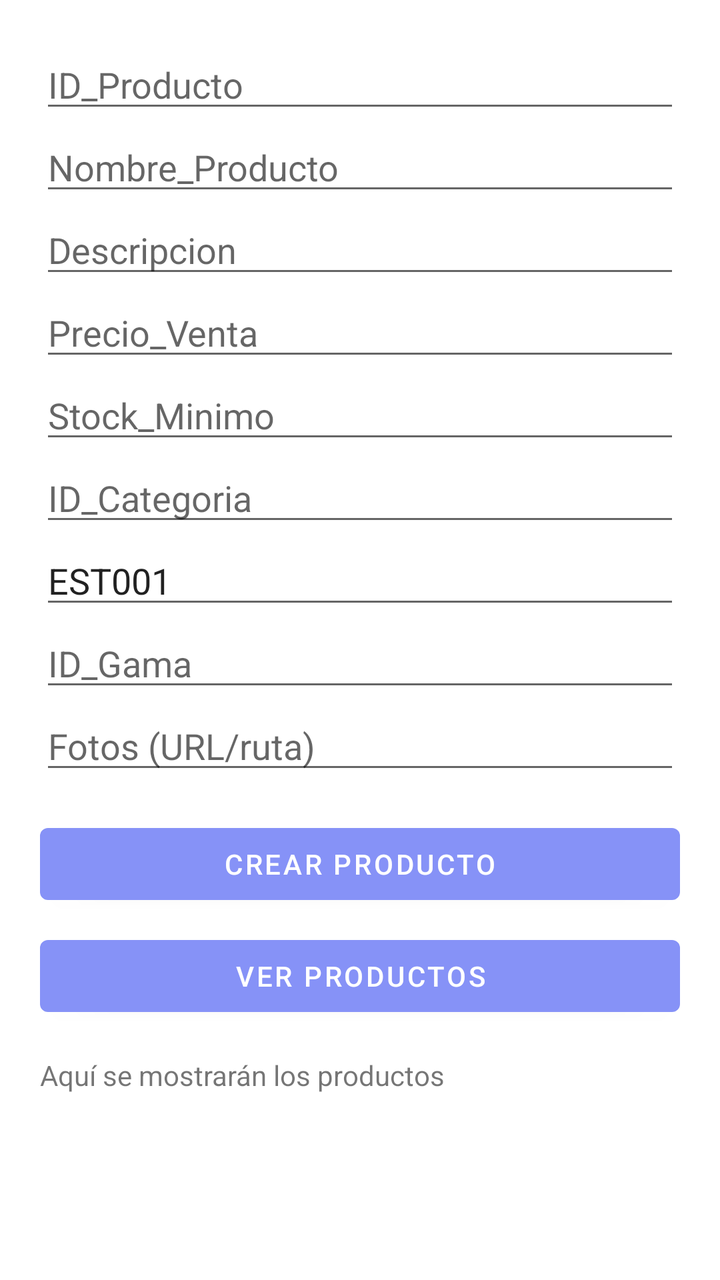
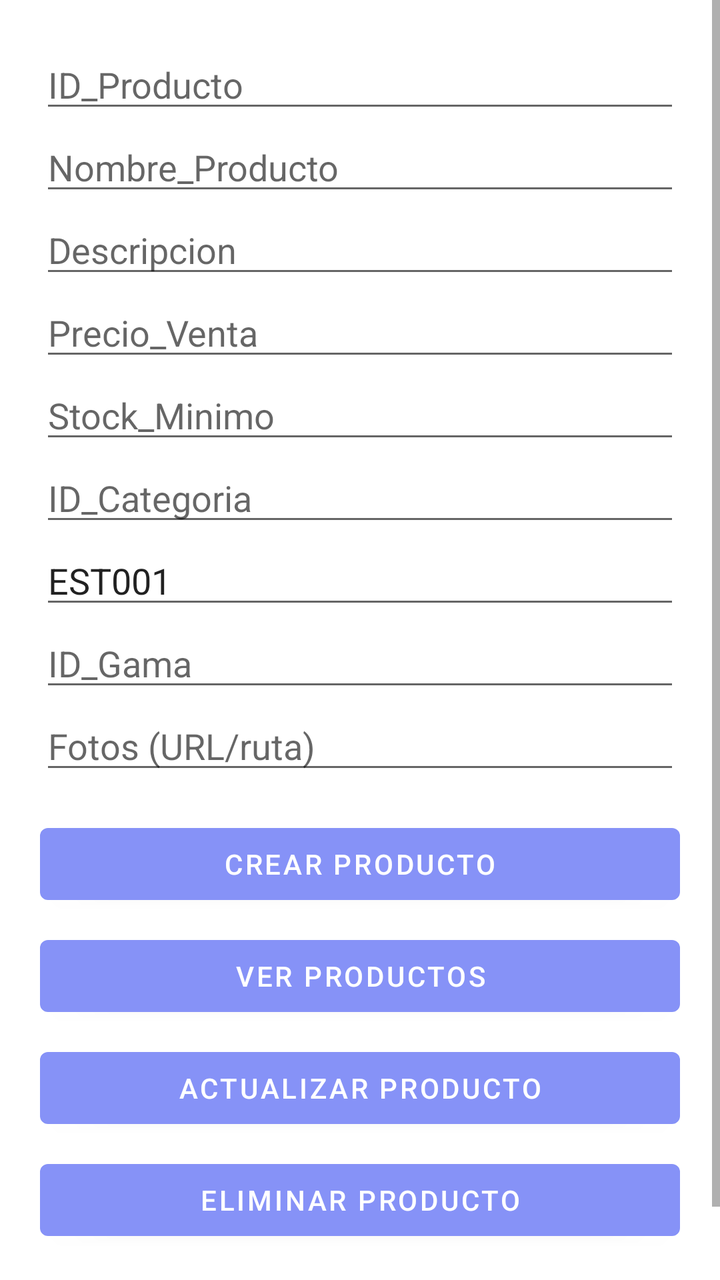

Screens rendered from an Android XML layout before and after an edit, with the pre-edit source and the edit as a unified diff.
<!-- AndroidManifest.xml: application theme Theme.Mimovil -->
<!-- res/layout/fragment_producto.xml -->
<?xml version="1.0" encoding="utf-8"?>
<ScrollView xmlns:android="http://schemas.android.com/apk/res/android"
            android:layout_width="match_parent"
            android:layout_height="match_parent">

    <LinearLayout
            android:orientation="vertical"
            android:padding="20dp"
            android:layout_width="match_parent"
            android:layout_height="wrap_content">

        <EditText
                android:id="@+id/etID_Producto"
                android:hint="ID_Producto"
                android:layout_width="match_parent"
                android:layout_height="wrap_content" />

        <EditText
                android:id="@+id/etNombre_Producto"
                android:hint="Nombre_Producto"
                android:layout_width="match_parent"
                android:layout_height="wrap_content" />

        <EditText
                android:id="@+id/etDescripcion"
                android:hint="Descripcion"
                android:layout_width="match_parent"
                android:layout_height="wrap_content" />

        <EditText
                android:id="@+id/etPrecio_Venta"
                android:hint="Precio_Venta"
                android:inputType="numberDecimal"
                android:layout_width="match_parent"
                android:layout_height="wrap_content" />

        <EditText
                android:id="@+id/etStock_Minimo"
                android:hint="Stock_Minimo"
                android:inputType="number"
                android:layout_width="match_parent"
                android:layout_height="wrap_content" />

        <EditText
                android:id="@+id/etID_Categoria"
                android:hint="ID_Categoria"
                android:layout_width="match_parent"
                android:layout_height="wrap_content" />

        <EditText
                android:id="@+id/etID_Estado"
                android:hint="ID_Estado (EST001)"
                android:text="EST001"
                android:layout_width="match_parent"
                android:layout_height="wrap_content" />

        <EditText
                android:id="@+id/etID_Gama"
                android:hint="ID_Gama"
                android:layout_width="match_parent"
                android:layout_height="wrap_content" />

        <EditText
                android:id="@+id/etFotos"
                android:hint="Fotos (URL/ruta)"
                android:layout_width="match_parent"
                android:layout_height="wrap_content" />

        
        <Button
                android:id="@+id/btnCrearProducto"
                android:text="Crear Producto"
                android:layout_width="match_parent"
                android:layout_height="wrap_content"
                android:layout_marginTop="16dp" />

        
        <Button
                android:id="@+id/btnGetProductos"
                android:text="Ver Productos"
                android:layout_width="match_parent"
                android:layout_height="wrap_content"
                android:layout_marginTop="8dp" />

        
        <TextView
                android:id="@+id/tvProductos"
                android:layout_width="match_parent"
                android:layout_height="wrap_content"
                android:layout_marginTop="16dp"
                android:text="Aquí se mostrarán los productos"
                android:textSize="14sp" />

    </LinearLayout>
</ScrollView>
<!-- resources referenced by this layout -->
<resources>
  <style name="Theme.Mimovil" parent="Theme.MaterialComponents.DayNight.NoActionBar">
          <item name="colorPrimary">@color/lavender</item>
          <item name="colorPrimaryVariant">@color/lavender</item>
          <item name="colorPrimary">@color/white</item>
  
          <item name="colorSecondary">@color/teal_200</item>
          <item name="colorSecondaryVariant">@color/teal_700</item>
          <item name="colorOnSecondary">@color/black</item>
  
          <item name="android:statusBarColor">?attr/colorPrimaryVariant</item>
  
      </style>
  <color name="lavender">#8692f7</color>
  <color name="white">#FFFFFFFF</color>
  <color name="teal_200">#FF03DAC5</color>
  <color name="teal_700">#FF018786</color>
  <color name="black">#FF000000</color>
</resources>

<!-- the commit's change to res/layout/fragment_producto.xml (unified diff, before → after) -->
@@ -8,6 +8,8 @@
             android:padding="20dp"
             android:layout_width="match_parent"
             android:layout_height="wrap_content">
+
+        
 
         <EditText
                 android:id="@+id/etID_Producto"
@@ -67,6 +69,8 @@
                 android:layout_height="wrap_content" />
 
         
+
+        
         <Button
                 android:id="@+id/btnCrearProducto"
                 android:text="Crear Producto"
@@ -83,6 +87,23 @@
                 android:layout_marginTop="8dp" />
 
         
+        <Button
+                android:id="@+id/btnActualizarProducto"
+                android:text="Actualizar Producto"
+                android:layout_width="match_parent"
+                android:layout_height="wrap_content"
+                android:layout_marginTop="8dp" />
+
+        
+        <Button
+                android:id="@+id/btnEliminarProducto"
+                android:text="Eliminar Producto"
+                android:layout_width="match_parent"
+                android:layout_height="wrap_content"
+                android:layout_marginTop="8dp" />
+
+        
+
         <TextView
                 android:id="@+id/tvProductos"
                 android:layout_width="match_parent"
